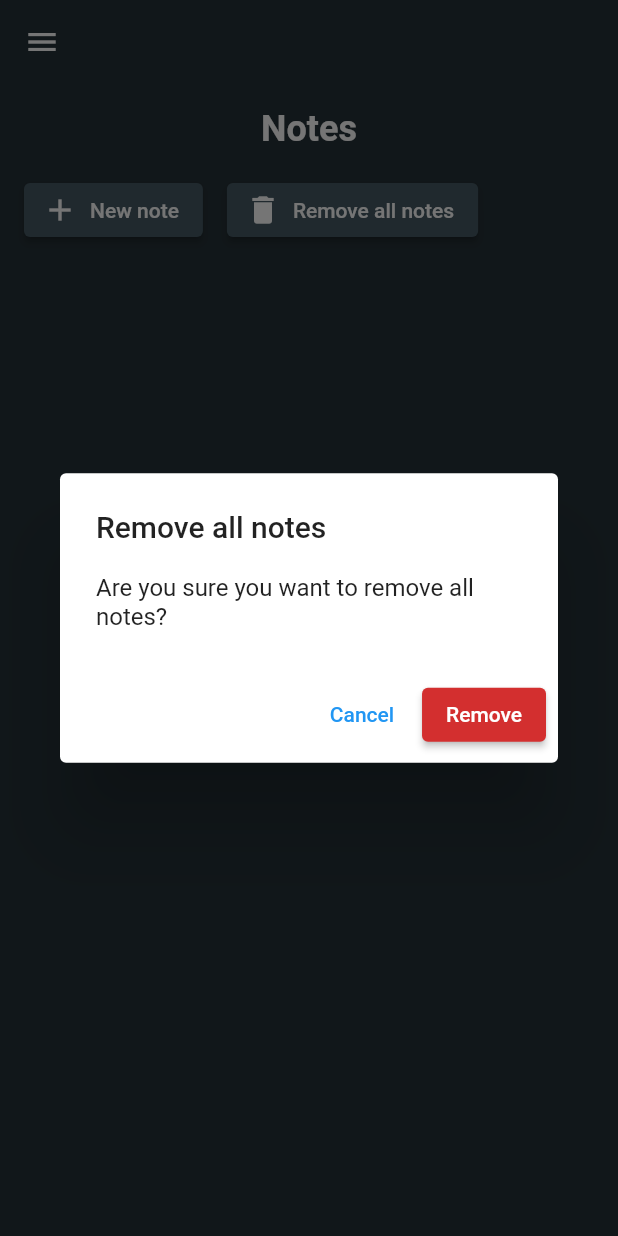
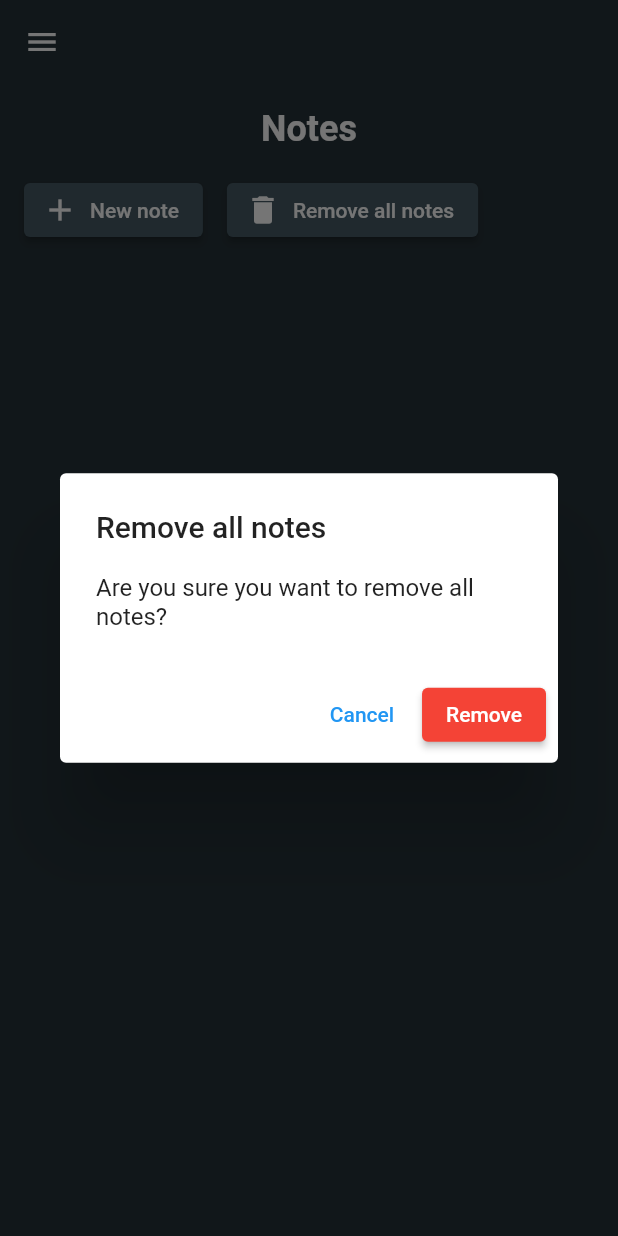
Before and after one commit to eknaub/todo_webapp, a Flutter app: the MainScreen screen opened directly, after a tap on "Remove all notes", on a phone screen of 412 x 824 dp. Run offline on Flutter 3.47's test engine with Material 2 defaults, Android fonts, the light colour scheme and no system bars; our stand-ins replace shared_preferences; accounts and stored records are empty; statements that could not run were skipped.

Commit message:
color theme

```diff
--- a/lib/constants/colors.dart
+++ b/lib/constants/colors.dart
@@ -1,6 +1,4 @@
 import 'package:flutter/material.dart';
 
-const transparentColor = Colors.transparent;
 const whiteColor = Colors.white;
 const blackColor = Colors.black;
-const greenColor = Colors.green;
--- a/lib/screens/main_screen.dart
+++ b/lib/screens/main_screen.dart
@@ -1,6 +1,5 @@
 import 'package:flutter/material.dart';
 import 'package:provider/provider.dart';
-import 'package:todo_webapp/constants/colors.dart';
 import 'package:todo_webapp/model/selectedActivity.dart';
 import 'package:todo_webapp/responsive.dart';
 import 'package:todo_webapp/widgets/drawer_widget.dart';
@@ -25,13 +24,7 @@ class _MainScreenState extends State<MainScreen> {
     return Scaffold(
         drawer:
             Responsive.isMobile(context) ? const DrawerWidget() : Container(),
-        appBar: Responsive.isMobile(context)
-            ? AppBar(
-                backgroundColor: Theme.of(context).backgroundColor,
-                shadowColor: transparentColor,
-              )
-            : null,
-        backgroundColor: Theme.of(context).backgroundColor,
+        appBar: Responsive.isMobile(context) ? AppBar() : null,
         body: Row(
           children: [
             Responsive.isDesktop(context) ? const DrawerWidget() : Container(),
--- a/lib/widgets/drawer_widget.dart
+++ b/lib/widgets/drawer_widget.dart
@@ -37,7 +37,6 @@ class _DrawerWidgetState extends State<DrawerWidget> {
     activityIdx = Provider.of<SelectedActivity>(context);
     return Drawer(
       width: 250.0,
-      backgroundColor: Theme.of(context).primaryColor,
       child: ListView(
         padding: EdgeInsets.zero,
         children: [
@@ -48,7 +47,6 @@ class _DrawerWidgetState extends State<DrawerWidget> {
                   iconSize: 50.0,
                   icon: const Icon(
                     Icons.add,
-                    color: whiteColor,
                   ),
                   onPressed: () => _addActivityDialog(context),
                 ),
@@ -64,7 +62,6 @@ class _DrawerWidgetState extends State<DrawerWidget> {
             ],
           ),
           const Divider(
-            color: blackColor,
             indent: 16.0,
             endIndent: 16.0,
           ),
@@ -98,7 +95,6 @@ class _DrawerWidgetState extends State<DrawerWidget> {
                     onPressed: () => _removeActivityDialog(context, index),
                     icon: const Icon(
                       Icons.delete,
-                      color: whiteColor,
                     )),
                 tileColor: activityIdx.selectedActivityIdx == index
                     ? Theme.of(context).backgroundColor
@@ -112,7 +108,6 @@ class _DrawerWidgetState extends State<DrawerWidget> {
             },
           ),
           const Divider(
-            color: blackColor,
             indent: 16.0,
             endIndent: 16.0,
           ),
@@ -166,8 +161,7 @@ class _DrawerWidgetState extends State<DrawerWidget> {
           ),
           ElevatedButton(
             style: ButtonStyle(
-              backgroundColor:
-                  MaterialStateProperty.all(Theme.of(context).errorColor),
+              backgroundColor: MaterialStateProperty.all(Colors.red),
             ),
             onPressed: () {
               setState(() {
@@ -204,9 +198,6 @@ class _DrawerWidgetState extends State<DrawerWidget> {
             child: const Text('Cancel'),
           ),
           ElevatedButton(
-            style: ButtonStyle(
-                backgroundColor:
-                    MaterialStateProperty.all(Theme.of(context).primaryColor)),
             onPressed: () {
               if (_activityController.text.isNotEmpty) {
                 if (activityList.contains(activity: _activityController.text)) {
@@ -219,8 +210,8 @@ class _DrawerWidgetState extends State<DrawerWidget> {
                       actions: <Widget>[
                         ElevatedButton(
                           style: ButtonStyle(
-                            backgroundColor: MaterialStateProperty.all(
-                                Theme.of(context).errorColor),
+                            backgroundColor:
+                                MaterialStateProperty.all(Colors.red),
                           ),
                           onPressed: () {
                             Navigator.pop(context);
--- a/lib/widgets/notes_widget.dart
+++ b/lib/widgets/notes_widget.dart
@@ -43,8 +43,6 @@ class _NotesWidgetState extends State<NotesWidget> {
         Row(
           children: [
             ElevatedButton.icon(
-              style: ElevatedButton.styleFrom(
-                  primary: Theme.of(context).primaryColor),
               label: const Text(
                 "New note",
               ),
@@ -55,8 +53,6 @@ class _NotesWidgetState extends State<NotesWidget> {
               width: 16,
             ),
             ElevatedButton.icon(
-              style: ElevatedButton.styleFrom(
-                  primary: Theme.of(context).primaryColor),
               icon: const Icon(Icons.delete),
               label: const Text(
                 "Remove all notes",
@@ -97,7 +93,6 @@ class _NotesWidgetState extends State<NotesWidget> {
                       });
                     },
                     icon: const Icon(Icons.delete),
-                    color: whiteColor,
                   ),
                 ],
               ),
@@ -122,8 +117,7 @@ class _NotesWidgetState extends State<NotesWidget> {
           ),
           ElevatedButton(
             style: ButtonStyle(
-              backgroundColor:
-                  MaterialStateProperty.all(Theme.of(context).errorColor),
+              backgroundColor: MaterialStateProperty.all(Colors.red),
             ),
             onPressed: () {
               setState(() {
@@ -160,10 +154,6 @@ class _NotesWidgetState extends State<NotesWidget> {
             child: const Text('Cancel'),
           ),
           ElevatedButton(
-            style: ButtonStyle(
-              backgroundColor:
-                  MaterialStateProperty.all(Theme.of(context).primaryColor),
-            ),
             onPressed: () {
               setState(() {
                 notesList.add(note: _noteController.text);
```
Also changed, not shown: lib/main.dart (+25 -3 lines), lib/widgets/task_widget.dart (+4 -18 lines), lib/widgets/todoItem_widget.dart (+6 -9 lines).
